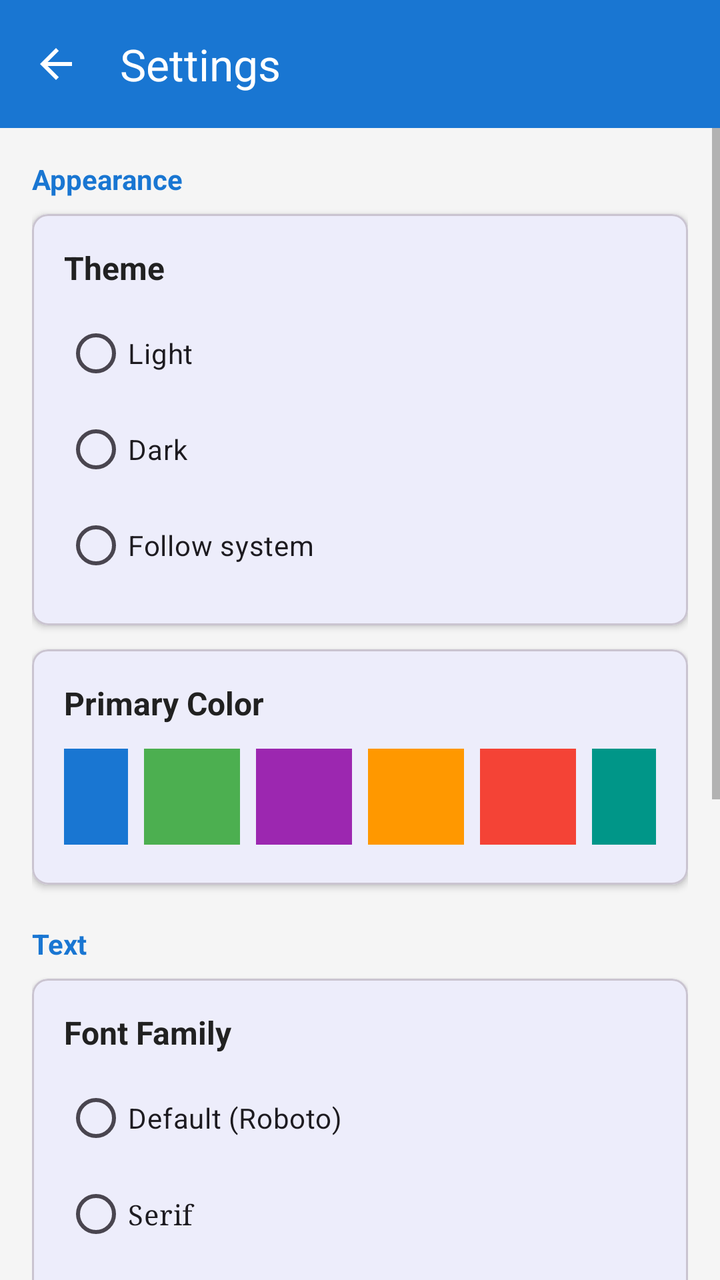
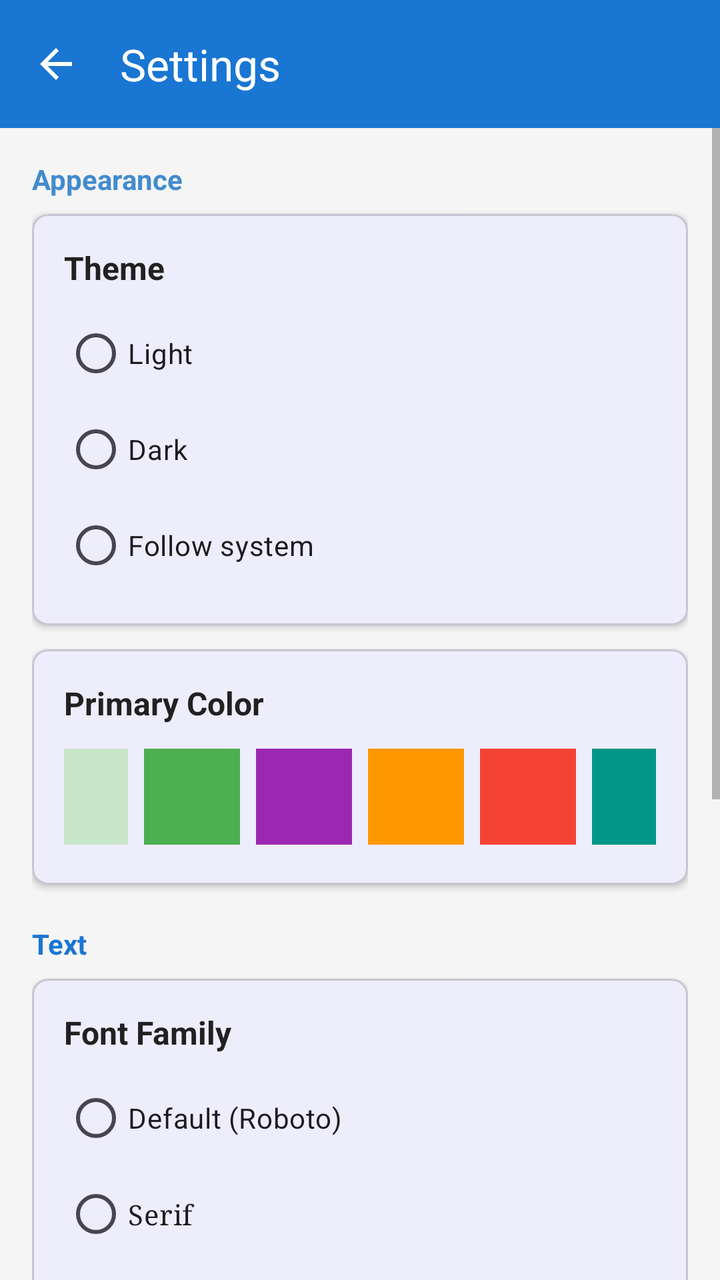

Screens rendered from an Android XML layout before and after an edit, with the pre-edit source and the edit as a unified diff.
<!-- AndroidManifest.xml: application theme Theme.GithubStarredRepos -->
<!-- res/layout/activity_settings.xml -->
<?xml version="1.0" encoding="utf-8"?>
<androidx.constraintlayout.widget.ConstraintLayout
    xmlns:android="http://schemas.android.com/apk/res/android"
    xmlns:app="http://schemas.android.com/apk/res-auto"
    android:layout_width="match_parent"
    android:layout_height="match_parent"
    android:background="?android:windowBackground">

    
    <com.google.android.material.appbar.MaterialToolbar
        android:id="@+id/toolbarSettings"
        android:layout_width="match_parent"
        android:layout_height="?attr/actionBarSize"
        android:background="?attr/colorPrimary"
        android:elevation="4dp"
        app:title="Settings"
        app:titleTextColor="@color/white"
        app:navigationIcon="@drawable/ic_arrow_back"
        app:layout_constraintTop_toTopOf="parent" />

    
    <ScrollView
        android:layout_width="match_parent"
        android:layout_height="0dp"
        android:fillViewport="true"
        app:layout_constraintTop_toBottomOf="@id/toolbarSettings"
        app:layout_constraintBottom_toBottomOf="parent">

        <LinearLayout
            android:layout_width="match_parent"
            android:layout_height="wrap_content"
            android:orientation="vertical"
            android:padding="16dp">

            
            
            

            <TextView
                android:layout_width="match_parent"
                android:layout_height="wrap_content"
                android:text="Appearance"
                android:textSize="14sp"
                android:textStyle="bold"
                android:textColor="?attr/colorPrimary"
                android:paddingBottom="8dp" />

            
            <com.google.android.material.card.MaterialCardView
                android:layout_width="match_parent"
                android:layout_height="wrap_content"
                android:layout_marginBottom="12dp"
                app:cardCornerRadius="8dp"
                app:cardElevation="2dp">

                <LinearLayout
                    android:layout_width="match_parent"
                    android:layout_height="wrap_content"
                    android:orientation="vertical"
                    android:padding="16dp">

                    <TextView
                        android:layout_width="match_parent"
                        android:layout_height="wrap_content"
                        android:text="Theme"
                        android:textSize="16sp"
                        android:textStyle="bold"
                        android:textColor="?android:textColorPrimary" />

                    <RadioGroup
                        android:id="@+id/radioGroupTheme"
                        android:layout_width="match_parent"
                        android:layout_height="wrap_content"
                        android:layout_marginTop="8dp">

                        <RadioButton
                            android:id="@+id/radioLight"
                            android:layout_width="match_parent"
                            android:layout_height="wrap_content"
                            android:text="Light"
                            android:textSize="14sp" />

                        <RadioButton
                            android:id="@+id/radioDark"
                            android:layout_width="match_parent"
                            android:layout_height="wrap_content"
                            android:text="Dark"
                            android:textSize="14sp" />

                        <RadioButton
                            android:id="@+id/radioSystem"
                            android:layout_width="match_parent"
                            android:layout_height="wrap_content"
                            android:text="Follow system"
                            android:textSize="14sp" />

                    </RadioGroup>

                </LinearLayout>

            </com.google.android.material.card.MaterialCardView>

            
            <com.google.android.material.card.MaterialCardView
                android:layout_width="match_parent"
                android:layout_height="wrap_content"
                android:layout_marginBottom="12dp"
                app:cardCornerRadius="8dp"
                app:cardElevation="2dp">

                <LinearLayout
                    android:layout_width="match_parent"
                    android:layout_height="wrap_content"
                    android:orientation="vertical"
                    android:padding="16dp">

                    <TextView
                        android:layout_width="match_parent"
                        android:layout_height="wrap_content"
                        android:text="Primary Color"
                        android:textSize="16sp"
                        android:textStyle="bold"
                        android:textColor="?android:textColorPrimary"
                        android:paddingBottom="8dp" />

                    <LinearLayout
                        android:layout_width="match_parent"
                        android:layout_height="wrap_content"
                        android:orientation="horizontal"
                        android:gravity="center">

                        
                        
                        <View
                            android:id="@+id/colorBlue"
                            android:layout_width="48dp"
                            android:layout_height="48dp"
                            android:layout_margin="4dp"
                            android:background="@color/blue_primary"
                            android:clickable="true"
                            android:focusable="true" />

                        <View
                            android:id="@+id/colorGreen"
                            android:layout_width="48dp"
                            android:layout_height="48dp"
                            android:layout_margin="4dp"
                            android:background="@color/green_primary"
                            android:clickable="true"
                            android:focusable="true" />

                        <View
                            android:id="@+id/colorPurple"
                            android:layout_width="48dp"
                            android:layout_height="48dp"
                            android:layout_margin="4dp"
                            android:background="@color/purple_primary"
                            android:clickable="true"
                            android:focusable="true" />

                        <View
                            android:id="@+id/colorOrange"
                            android:layout_width="48dp"
                            android:layout_height="48dp"
                            android:layout_margin="4dp"
                            android:background="@color/orange_primary"
                            android:clickable="true"
                            android:focusable="true" />

                        <View
                            android:id="@+id/colorRed"
                            android:layout_width="48dp"
                            android:layout_height="48dp"
                            android:layout_margin="4dp"
                            android:background="@color/red_primary"
                            android:clickable="true"
                            android:focusable="true" />

                        <View
                            android:id="@+id/colorTeal"
                            android:layout_width="48dp"
                            android:layout_height="48dp"
                            android:layout_margin="4dp"
                            android:background="@color/teal_primary"
                            android:clickable="true"
                            android:focusable="true" />

                    </LinearLayout>

                </LinearLayout>

            </com.google.android.material.card.MaterialCardView>

            
            
            

            <TextView
                android:layout_width="match_parent"
                android:layout_height="wrap_content"
                android:text="Text"
                android:textSize="14sp"
                android:textStyle="bold"
                android:textColor="?attr/colorPrimary"
                android:paddingTop="8dp"
                android:paddingBottom="8dp" />

            
            <com.google.android.material.card.MaterialCardView
                android:layout_width="match_parent"
                android:layout_height="wrap_content"
                android:layout_marginBottom="12dp"
                app:cardCornerRadius="8dp"
                app:cardElevation="2dp">

                <LinearLayout
                    android:layout_width="match_parent"
                    android:layout_height="wrap_content"
                    android:orientation="vertical"
                    android:padding="16dp">

                    <TextView
                        android:layout_width="match_parent"
                        android:layout_height="wrap_content"
                        android:text="Font Family"
                        android:textSize="16sp"
                        android:textStyle="bold"
                        android:textColor="?android:textColorPrimary" />

                    <RadioGroup
                        android:id="@+id/radioGroupFont"
                        android:layout_width="match_parent"
                        android:layout_height="wrap_content"
                        android:layout_marginTop="8dp">

                        <RadioButton
                            android:id="@+id/radioFontDefault"
                            android:layout_width="match_parent"
                            android:layout_height="wrap_content"
                            android:text="Default (Roboto)"
                            android:textSize="14sp" />

                        <RadioButton
                            android:id="@+id/radioFontSerif"
                            android:layout_width="match_parent"
                            android:layout_height="wrap_content"
                            android:text="Serif"
                            android:fontFamily="serif"
                            android:textSize="14sp" />

                        <RadioButton
                            android:id="@+id/radioFontMonospace"
                            android:layout_width="match_parent"
                            android:layout_height="wrap_content"
                            android:text="Monospace"
                            android:fontFamily="monospace"
                            android:textSize="14sp" />

                    </RadioGroup>

                </LinearLayout>

            </com.google.android.material.card.MaterialCardView>

            
            <com.google.android.material.card.MaterialCardView
                android:layout_width="match_parent"
                android:layout_height="wrap_content"
                android:layout_marginBottom="12dp"
                app:cardCornerRadius="8dp"
                app:cardElevation="2dp">

                <LinearLayout
                    android:layout_width="match_parent"
                    android:layout_height="wrap_content"
                    android:orientation="vertical"
                    android:padding="16dp">

                    <TextView
                        android:layout_width="match_parent"
                        android:layout_height="wrap_content"
                        android:text="Font Size"
                        android:textSize="16sp"
                        android:textStyle="bold"
                        android:textColor="?android:textColorPrimary" />

                    <RadioGroup
                        android:id="@+id/radioGroupFontSize"
                        android:layout_width="match_parent"
                        android:layout_height="wrap_content"
                        android:layout_marginTop="8dp">

                        <RadioButton
                            android:id="@+id/radioFontSmall"
                            android:layout_width="match_parent"
                            android:layout_height="wrap_content"
                            android:text="Small"
                            android:textSize="12sp" />

                        <RadioButton
                            android:id="@+id/radioFontNormal"
                            android:layout_width="match_parent"
                            android:layout_height="wrap_content"
                            android:text="Normal"
                            android:textSize="14sp" />

                        <RadioButton
                            android:id="@+id/radioFontLarge"
                            android:layout_width="match_parent"
                            android:layout_height="wrap_content"
                            android:text="Large"
                            android:textSize="16sp" />

                        <RadioButton
                            android:id="@+id/radioFontExtraLarge"
                            android:layout_width="match_parent"
                            android:layout_height="wrap_content"
                            android:text="Extra Large"
                            android:textSize="18sp" />

                    </RadioGroup>

                </LinearLayout>

            </com.google.android.material.card.MaterialCardView>

            
            
            

            <com.google.android.material.button.MaterialButton
                android:id="@+id/buttonReset"
                android:layout_width="match_parent"
                android:layout_height="wrap_content"
                android:layout_marginTop="16dp"
                android:text="Reset to Defaults"
                android:textColor="@color/white"
                app:backgroundTint="@color/red_primary" />

        </LinearLayout>

    </ScrollView>

</androidx.constraintlayout.widget.ConstraintLayout>
<!-- resources referenced by this layout -->
<resources>
  <color name="blue_primary">#1976D2</color>
  <color name="green_primary">#4CAF50</color>
  <color name="orange_primary">#FF9800</color>
  <color name="purple_primary">#9C27B0</color>
  <color name="red_primary">#F44336</color>
  <color name="teal_primary">#009688</color>
  <color name="white">#FFFFFF</color>
  <!-- drawable ic_arrow_back (drawable) -->
  <vector xmlns:android="http://schemas.android.com/apk/res/android"
      android:width="24dp"
      android:height="24dp"
      android:viewportWidth="24"
      android:viewportHeight="24">
      <path
          android:fillColor="#FFFFFF"
          android:pathData="M20,11H7.83l5.59,-5.59L12,4l-8,8 8,8 1.41,-1.41L7.83,13H20v-2z"/>
  </vector>
  <style name="Theme.GithubStarredRepos" parent="Base.Theme.GithubStarredRepos.Light" />
  <style name="Base.Theme.GithubStarredRepos.Light" parent="Theme.Material3.Light.NoActionBar">
          <item name="colorPrimary">@color/blue_primary</item>
          <item name="colorPrimaryDark">@color/blue_primary_dark</item>
          <item name="android:statusBarColor">@color/blue_primary_dark</item>
          <item name="android:windowBackground">@color/background_light</item>
          <item name="android:textColorPrimary">@color/text_primary_light</item>
          <item name="android:textColorSecondary">@color/text_secondary_light</item>
      </style>
  <color name="blue_primary_dark">#1565C0</color>
  <color name="background_light">#F5F5F5</color>
  <color name="text_primary_light">#212121</color>
  <color name="text_secondary_light">#757575</color>
</resources>

<!-- the commit's change to res/layout/activity_settings.xml (unified diff, before → after) -->
@@ -42,7 +42,7 @@
                 android:text="Appearance"
                 android:textSize="14sp"
                 android:textStyle="bold"
-                android:textColor="?attr/colorPrimary"
+                android:textColor="#438BCD"
                 android:paddingBottom="8dp" />
 
             
@@ -136,7 +136,7 @@
                             android:layout_width="48dp"
                             android:layout_height="48dp"
                             android:layout_margin="4dp"
-                            android:background="@color/blue_primary"
+                            android:background="@color/green_primary_light"
                             android:clickable="true"
                             android:focusable="true" />
 
<!-- resource entries referenced after the edit -->
@@ -2,6 +2,7 @@
 <resources>
   <color name="blue_primary">#1976D2</color>
   <color name="green_primary">#4CAF50</color>
+  <color name="green_primary_light">#C8E6C9</color>
   <color name="orange_primary">#FF9800</color>
   <color name="purple_primary">#9C27B0</color>
   <color name="red_primary">#F44336</color>
